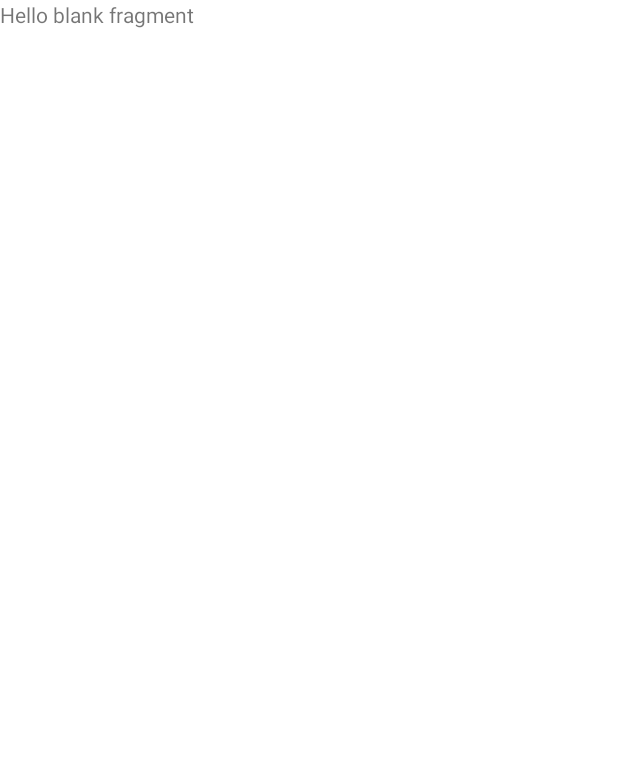
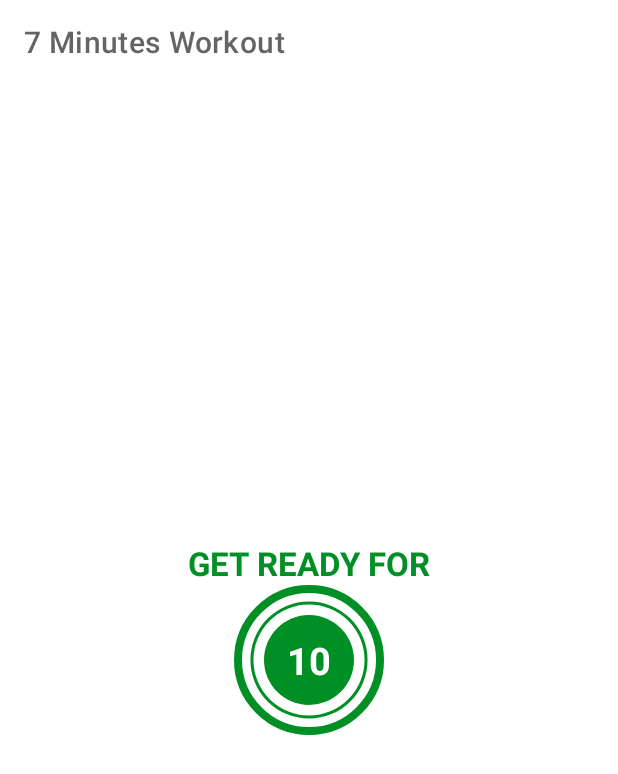
Before and after one commit to kaykay0808/7MinutesWorkout, an Android app: the ExerciseFragment screen opened through its navigation route, on a phone screen of 412 x 824 dp. Before the commit the part shown is almost empty. Shown: the top 774 px of the screen. Run offline under Robolectric (Android 15) with nearby library versions, the phone set to English and light mode, and no system bars.

Commit message:
progressBar

```diff
--- a/app/src/main/java/com/kay/a7minutesworkout/fragments/ExerciseFragment.kt
+++ b/app/src/main/java/com/kay/a7minutesworkout/fragments/ExerciseFragment.kt
@@ -4,9 +4,10 @@ import android.os.Bundle
 import android.view.LayoutInflater
 import android.view.View
 import android.view.ViewGroup
+import androidx.appcompat.app.AppCompatActivity
 import androidx.fragment.app.Fragment
+import androidx.navigation.fragment.findNavController
 import com.kay.a7minutesworkout.databinding.FragmentExerciseBinding
-
 
 class ExerciseFragment : Fragment() {
     private var _binding: FragmentExerciseBinding? = null
@@ -19,7 +20,18 @@ class ExerciseFragment : Fragment() {
     ): View {
         // Inflate the layout for this fragment
         _binding = FragmentExerciseBinding.inflate(inflater, container, false)
+
         return binding.root
+    }
+
+    override fun onViewCreated(view: View, savedInstanceState: Bundle?) {
+        // toolbar setup
+        (activity as AppCompatActivity?)!!.setSupportActionBar(binding.toolbarExercise)
+
+        // navigate back with navHost
+        binding.toolbarExercise.setNavigationOnClickListener {
+            findNavController().popBackStack()
+        }
     }
 
     override fun onDestroy() {
--- a/app/src/main/java/com/kay/a7minutesworkout/fragments/StartFragment.kt
+++ b/app/src/main/java/com/kay/a7minutesworkout/fragments/StartFragment.kt
@@ -1,11 +1,9 @@
 package com.kay.a7minutesworkout.fragments
 
-import android.content.Intent
 import android.os.Bundle
 import android.view.LayoutInflater
 import android.view.View
 import android.view.ViewGroup
-import android.widget.Toast
 import androidx.fragment.app.Fragment
 import androidx.navigation.fragment.findNavController
 import com.kay.a7minutesworkout.R
--- /dev/null
+++ b/app/src/main/res/drawable/circular_progress_bar.xml
@@ -0,0 +1,12 @@
+<?xml version="1.0" encoding="utf-8"?>
+<layer-list xmlns:android="http://schemas.android.com/apk/res/android">
+    <item>
+        <shape
+            android:innerRadiusRatio="2.7"
+            android:shape="ring"
+            android:thicknessRatio="50.0"
+            android:useLevel="true">
+            <solid android:color="@color/colorAccent"/>
+        </shape>
+    </item>
+</layer-list>
--- /dev/null
+++ b/app/src/main/res/drawable/circular_progress_gray.xml
@@ -0,0 +1,12 @@
+<?xml version="1.0" encoding="utf-8"?>
+<layer-list xmlns:android="http://schemas.android.com/apk/res/android">
+    <item>
+        <shape
+            android:innerRadiusRatio="2.7"
+            android:shape="ring"
+            android:thicknessRatio="50.0"
+            android:useLevel="true">
+            <solid android:color="@color/lightGrey"/>
+        </shape>
+    </item>
+</layer-list>
--- /dev/null
+++ b/app/src/main/res/drawable/item_circular_color_accent_background.xml
@@ -0,0 +1,5 @@
+<?xml version="1.0" encoding="utf-8"?>
+<shape xmlns:android="http://schemas.android.com/apk/res/android"
+    android:shape="oval">
+    <solid android:color="@color/colorAccent"/>
+</shape>
--- a/app/src/main/res/layout/fragment_exercise.xml
+++ b/app/src/main/res/layout/fragment_exercise.xml
@@ -1,14 +1,73 @@
 <?xml version="1.0" encoding="utf-8"?>
-<FrameLayout xmlns:android="http://schemas.android.com/apk/res/android"
+<androidx.constraintlayout.widget.ConstraintLayout xmlns:android="http://schemas.android.com/apk/res/android"
+    xmlns:app="http://schemas.android.com/apk/res-auto"
     xmlns:tools="http://schemas.android.com/tools"
     android:layout_width="match_parent"
     android:layout_height="match_parent"
     tools:context=".fragments.ExerciseFragment">
 
-    <!-- TODO: Update blank fragment layout -->
+    <androidx.appcompat.widget.Toolbar
+        android:id="@+id/toolbarExercise"
+        android:layout_width="match_parent"
+        android:layout_height="?android:attr/actionBarSize"
+        android:background="@color/white"
+        android:theme="@style/ToolbarTheme"
+        app:layout_constraintTop_toTopOf="parent"
+        app:titleTextColor="@color/colorPrimary" />
+
     <TextView
-        android:layout_width="match_parent"
-        android:layout_height="match_parent"
-        android:text="@string/hello_blank_fragment" />
+        android:id="@+id/tvTitle"
+        android:layout_width="wrap_content"
+        android:layout_height="wrap_content"
+        android:text="GET READY FOR"
+        android:textColor="@color/colorAccent"
+        android:textSize="@dimen/default_button_text_size"
+        android:textStyle="bold"
+        app:layout_constraintBottom_toTopOf="@+id/flProgressBar"
+        app:layout_constraintEnd_toEndOf="parent"
+        app:layout_constraintStart_toStartOf="parent" />
 
-</FrameLayout>
+    <FrameLayout
+        android:id="@+id/flProgressBar"
+        android:layout_width="100dp"
+        android:layout_height="100dp"
+        android:background="@drawable/item_circular_color_accent_border"
+        app:layout_constraintBottom_toBottomOf="parent"
+        app:layout_constraintEnd_toEndOf="parent"
+        app:layout_constraintStart_toStartOf="parent"
+        app:layout_constraintTop_toBottomOf="@+id/toolbarExercise">
+
+        <ProgressBar
+            android:id="@+id/progressBar"
+            style="?android:attr/progressBarStyleHorizontal"
+            android:layout_width="100dp"
+            android:layout_height="100dp"
+            android:layout_gravity="center"
+            android:indeterminate="false"
+            android:max="10"
+            android:progress="100"
+            android:progressDrawable="@drawable/circular_progress_bar"
+            android:rotation="-90" />
+
+        <LinearLayout
+            android:layout_width="60dp"
+            android:layout_height="60dp"
+            android:layout_gravity="center"
+            android:background="@drawable/item_circular_color_accent_background"
+            android:gravity="center">
+
+            <TextView
+                android:id="@+id/tvTimer"
+                android:layout_width="wrap_content"
+                android:layout_height="wrap_content"
+                android:text="10"
+                android:textColor="#FFFFFF"
+                android:textSize="25sp"
+                android:textStyle="bold" />
+
+        </LinearLayout>
+
+    </FrameLayout>
+
+
+</androidx.constraintlayout.widget.ConstraintLayout>
--- a/app/src/main/res/values/colors.xml
+++ b/app/src/main/res/values/colors.xml
@@ -12,4 +12,5 @@
     <color name="colorPrimaryDark">#B2212121</color>
     <color name="colorAccent">#008F24</color>
     <color name="lightGrey">#C4C4C4</color>
+    <color name="toolbar_color_control_normal">#000000</color>
 </resources>
--- a/app/src/main/res/values/strings.xml
+++ b/app/src/main/res/values/strings.xml
@@ -1,5 +1,5 @@
 <resources>
-    <string name="app_name">7MinutesWorkout</string>
+    <string name="app_name">7 Minutes Workout</string>
     <!-- TODO: Remove or change this placeholder text -->
     <string name="hello_blank_fragment">Hello blank fragment</string>
     <string name="start">START</string>
--- a/app/src/main/res/values/themes.xml
+++ b/app/src/main/res/values/themes.xml
@@ -13,4 +13,9 @@
         <item name="android:statusBarColor" tools:targetApi="l">?attr/colorPrimaryVariant</item>
         <!-- Customize your theme here. -->
     </style>
+
+    <!-- Customize your style here. -->
+    <style name="ToolbarTheme" parent="@style/ThemeOverlay.MaterialComponents.ActionBar">
+        <item name="colorControlNormal">@color/toolbar_color_control_normal</item>
+    </style>
 </resources>
```
